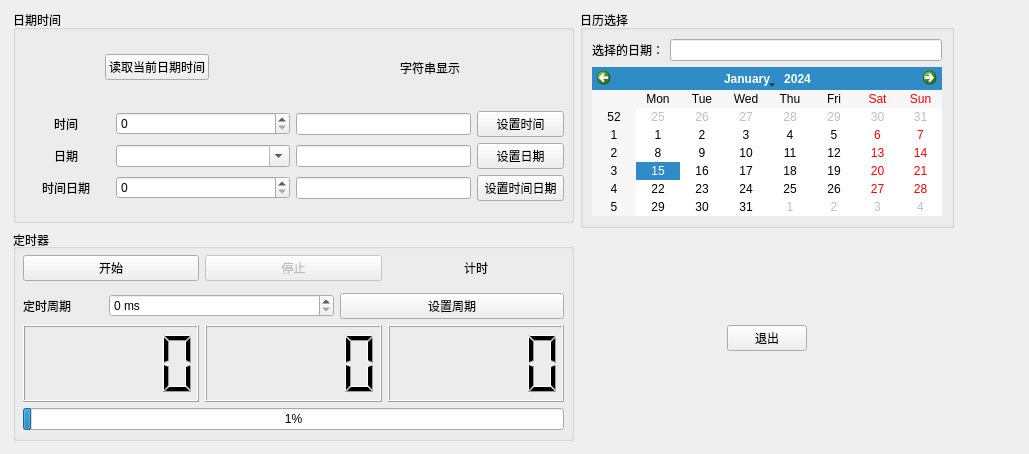
Before: the Qt Designer form samp4_5/testtime.ui in wlnetman/Qt59_cpp_dev_guide, drawn with Qt 5.
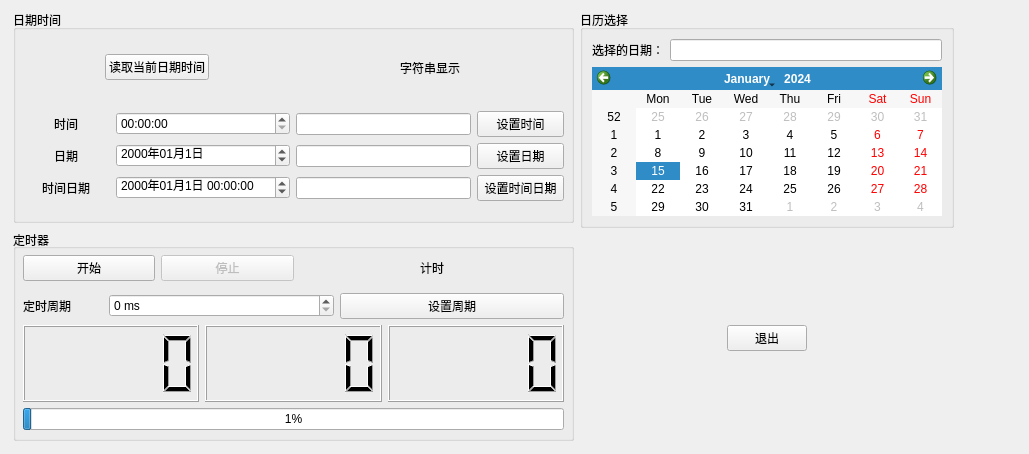
After: the same form once the commit is applied.

Diff of the .ui file:
```diff
--- a/samp4_5/testtime.ui
+++ b/samp4_5/testtime.ui
@@ -24,7 +24,7 @@
    </property>
    <layout class="QHBoxLayout" name="horizontalLayout" stretch="9,6">
     <item>
-     <layout class="QVBoxLayout" name="verticalLayout_5">
+     <layout class="QVBoxLayout" name="verticalLayout_5" stretch="1,1">
       <item>
        <widget class="QGroupBox" name="gBoxTime">
         <property name="title">
@@ -66,9 +66,6 @@
             <property name="sizeConstraint">
              <enum>QLayout::SetDefaultConstraint</enum>
             </property>
-            <item row="0" column="1">
-             <widget class="QSpinBox" name="spinTime"/>
-            </item>
             <item row="1" column="0" alignment="Qt::AlignHCenter">
              <widget class="QLabel" name="label_2">
               <property name="text">
@@ -106,22 +103,6 @@
               </property>
              </widget>
             </item>
-            <item row="1" column="1">
-             <widget class="QComboBox" name="cbDate">
-              <property name="editable">
-               <bool>true</bool>
-              </property>
-              <property name="insertPolicy">
-               <enum>QComboBox::InsertAtTop</enum>
-              </property>
-              <property name="duplicatesEnabled">
-               <bool>false</bool>
-              </property>
-             </widget>
-            </item>
-            <item row="2" column="1">
-             <widget class="QSpinBox" name="spinDateTime"/>
-            </item>
             <item row="1" column="2">
              <widget class="QLineEdit" name="edSetDate"/>
             </item>
@@ -142,6 +123,27 @@
               </property>
              </widget>
             </item>
+            <item row="0" column="1">
+             <widget class="QTimeEdit" name="spinTime">
+              <property name="displayFormat">
+               <string>HH:mm:ss</string>
+              </property>
+             </widget>
+            </item>
+            <item row="1" column="1">
+             <widget class="QDateEdit" name="dateEdit">
+              <property name="displayFormat">
+               <string>yyyy年MM月d日</string>
+              </property>
+             </widget>
+            </item>
+            <item row="2" column="1">
+             <widget class="QDateTimeEdit" name="dateTimeEdit">
+              <property name="displayFormat">
+               <string>yyyy年MM月d日 HH:mm:ss</string>
+              </property>
+             </widget>
+            </item>
            </layout>
           </item>
          </layout>
@@ -176,7 +178,7 @@
            <enum>QLayout::SetDefaultConstraint</enum>
           </property>
           <item>
-           <layout class="QHBoxLayout" name="horizontalLayout_3">
+           <layout class="QHBoxLayout" name="horizontalLayout_3" stretch="1,1,2">
             <item>
              <widget class="QPushButton" name="btStart">
               <property name="text">
```
Left out of the diff: 8 changed lines with no effect on the pictures.
